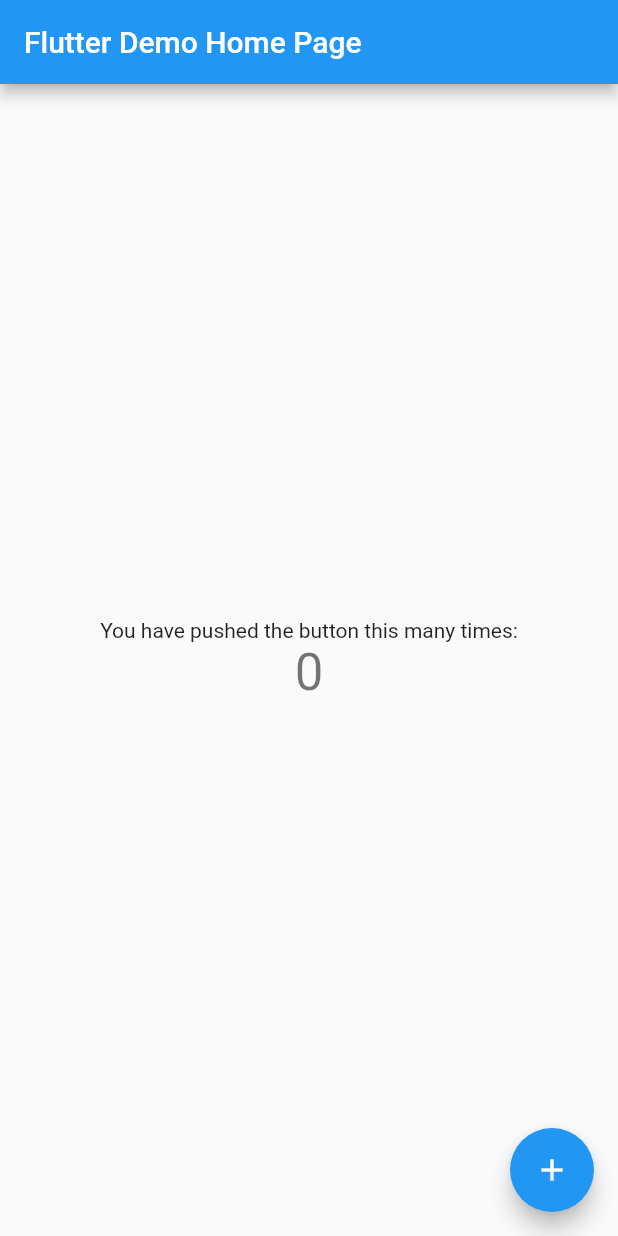
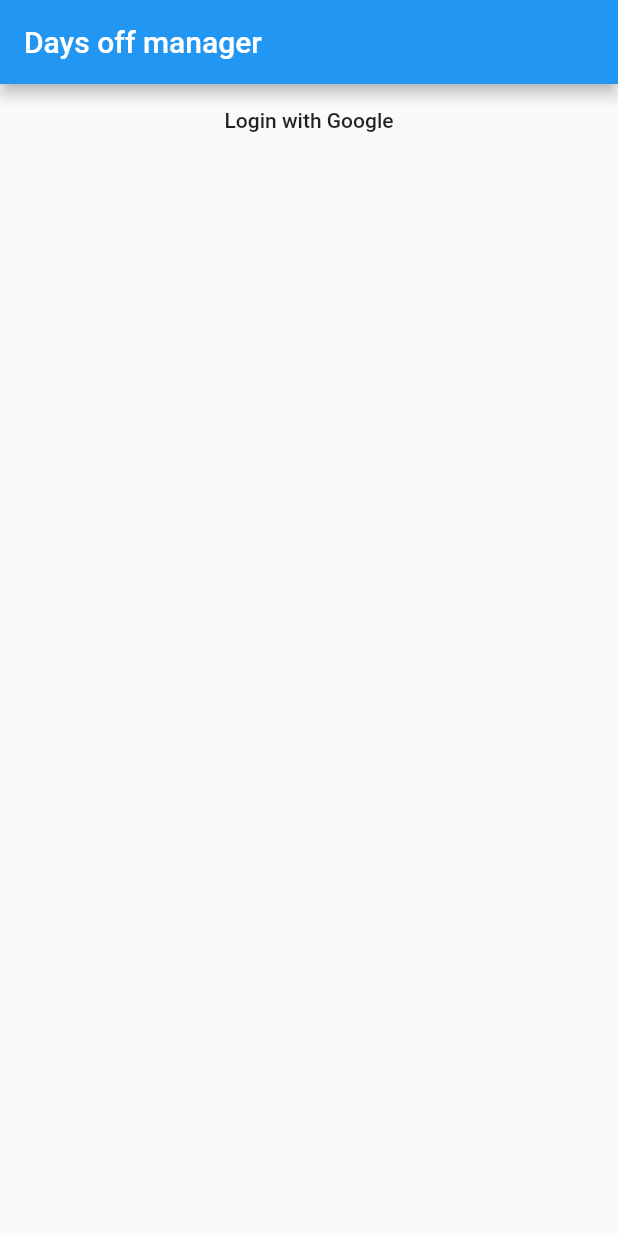
Before and after one commit to yevhenii-baranov/day_off_manager, a Flutter app: the screen it shows after launch, on a phone screen of 412 x 824 dp. Run offline on Flutter 3.47's test engine with Material 2 defaults, Android fonts, the phone set to English and light mode, and no system bars; our stand-ins replace google_sign_in.

Commit message:
Add Google authentication to the project.

```diff
--- /dev/null
+++ b/lib/login.dart
@@ -0,0 +1,61 @@
+import 'package:flutter/material.dart';
+import 'package:google_sign_in/google_sign_in.dart';
+
+class LoginWidget extends StatelessWidget {
+
+  @override
+  Widget build(BuildContext context) {
+    return Scaffold(
+        appBar: AppBar(title: Text("Days off manager")),
+        body: AccountName());
+  }
+}
+
+class AccountName extends StatefulWidget {
+  @override
+  State<StatefulWidget> createState() => _AccountNameState();
+}
+
+class _AccountNameState extends State<AccountName> {
+  String username = "";
+  bool signedIn = false;
+
+  final GoogleSignIn signIn = GoogleSignIn(
+      scopes: ['email', 'https://www.googleapis.com/auth/contacts.readonly']
+  );
+
+  @override
+  Widget build(BuildContext context) {
+    return Center(
+        child: Column(children: [
+          MaterialButton(
+            onPressed: () => doLogin(),
+            child: Text("Login with Google"),
+          ),
+          signedIn ? MaterialButton(
+            child: Text("Log out"),
+            onPressed: () => signOut(),
+          ) : Container(),
+          Text(username == "" ? "" : "Hello, $username")
+        ]));
+  }
+
+  doLogin() async {
+    var account = await signIn.signIn();
+
+    if (account != null) {
+      setState(() {
+        username = account.displayName;
+        signedIn = true;
+      });
+    }
+  }
+
+  signOut() async {
+    await signIn.signOut();
+    setState(() {
+      username = "";
+      signedIn = false;
+    });
+  }
+}
--- a/lib/main.dart
+++ b/lib/main.dart
@@ -1,3 +1,4 @@
+import 'package:day_off_manager/login.dart';
 import 'package:flutter/material.dart';
 
 void main() => runApp(MyApp());
@@ -7,7 +8,7 @@ class MyApp extends StatelessWidget {
   @override
   Widget build(BuildContext context) {
     return MaterialApp(
-      title: 'Flutter Demo',
+      title: 'Days Off Manager',
       theme: ThemeData(
         // This is the theme of your application.
         //
@@ -20,92 +21,7 @@ class MyApp extends StatelessWidget {
         // is not restarted.
         primarySwatch: Colors.blue,
       ),
-      home: MyHomePage(title: 'Flutter Demo Home Page'),
+      home: LoginWidget(),
     );
   }
 }
-
-class MyHomePage extends StatefulWidget {
-  MyHomePage({Key key, this.title}) : super(key: key);
-
-  // This widget is the home page of your application. It is stateful, meaning
-  // that it has a State object (defined below) that contains fields that affect
-  // how it looks.
-
-  // This class is the configuration for the state. It holds the values (in this
-  // case the title) provided by the parent (in this case the App widget) and
-  // used by the build method of the State. Fields in a Widget subclass are
-  // always marked "final".
-
-  final String title;
-
-  @override
-  _MyHomePageState createState() => _MyHomePageState();
-}
-
-class _MyHomePageState extends State<MyHomePage> {
-  int _counter = 0;
-
-  void _incrementCounter() {
-    setState(() {
-      // This call to setState tells the Flutter framework that something has
-      // changed in this State, which causes it to rerun the build method below
-      // so that the display can reflect the updated values. If we changed
-      // _counter without calling setState(), then the build method would not be
-      // called again, and so nothing would appear to happen.
-      _counter++;
-    });
-  }
-
-  @override
-  Widget build(BuildContext context) {
-    // This method is rerun every time setState is called, for instance as done
-    // by the _incrementCounter method above.
-    //
-    // The Flutter framework has been optimized to make rerunning build methods
-    // fast, so that you can just rebuild anything that needs updating rather
-    // than having to individually change instances of widgets.
-    return Scaffold(
-      appBar: AppBar(
-        // Here we take the value from the MyHomePage object that was created by
-        // the App.build method, and use it to set our appbar title.
-        title: Text(widget.title),
-      ),
-      body: Center(
-        // Center is a layout widget. It takes a single child and positions it
-        // in the middle of the parent.
-        child: Column(
-          // Column is also a layout widget. It takes a list of children and
-          // arranges them vertically. By default, it sizes itself to fit its
-          // children horizontally, and tries to be as tall as its parent.
-          //
-          // Invoke "debug painting" (press "p" in the console, choose the
-          // "Toggle Debug Paint" action from the Flutter Inspector in Android
-          // Studio, or the "Toggle Debug Paint" command in Visual Studio Code)
-          // to see the wireframe for each widget.
-          //
-          // Column has various properties to control how it sizes itself and
-          // how it positions its children. Here we use mainAxisAlignment to
-          // center the children vertically; the main axis here is the vertical
-          // axis because Columns are vertical (the cross axis would be
-          // horizontal).
-          mainAxisAlignment: MainAxisAlignment.center,
-          children: <Widget>[
-            Text(
-              'You have pushed the button this many times:',
-            ),
-            Text(
-              '$_counter',
-              style: Theme.of(context).textTheme.display1,
-            ),
-          ],
-        ),
-      ),
-      floatingActionButton: FloatingActionButton(
-        onPressed: _incrementCounter,
-        tooltip: 'Increment',
-        child: Icon(Icons.add),
-      ), // This trailing comma makes auto-formatting nicer for build methods.
-    );
-  }
-}
--- a/pubspec.yaml
+++ b/pubspec.yaml
@@ -21,6 +21,7 @@ dependencies:
     sdk: flutter
 
   googleapis: ^0.54.0
+  google_sign_in: "^3.0.4"
 
   # The following adds the Cupertino Icons font to your application.
   # Use with the CupertinoIcons class for iOS style icons.
```
Also changed, not shown: pubspec.lock, 9 other files.
